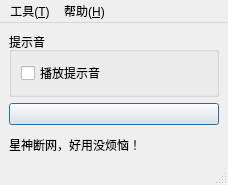
Old version of the form AutoFirewall/MainWindow.ui in the repository SkyD666/Act3SpeedrunTool.
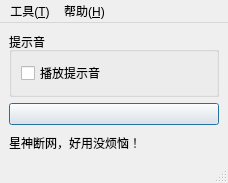
New version of the form. Icons and pictures are not drawn.

The edit to the form file:
```diff
--- a/AutoFirewall/MainWindow.ui
+++ b/AutoFirewall/MainWindow.ui
@@ -7,7 +7,7 @@
     <x>0</x>
     <y>0</y>
     <width>228</width>
-    <height>185</height>
+    <height>183</height>
    </rect>
   </property>
   <property name="windowTitle">
```
Left out of the diff: 15 changed lines with no effect on the pictures.
